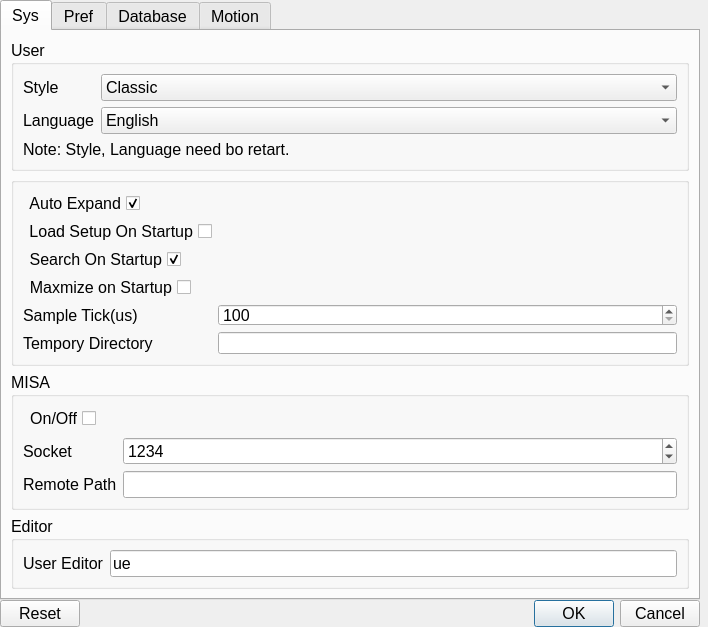
First picture: the form in source/wnd/ui/syspref.ui, repository ww4u/megarobostudio, before the edit.
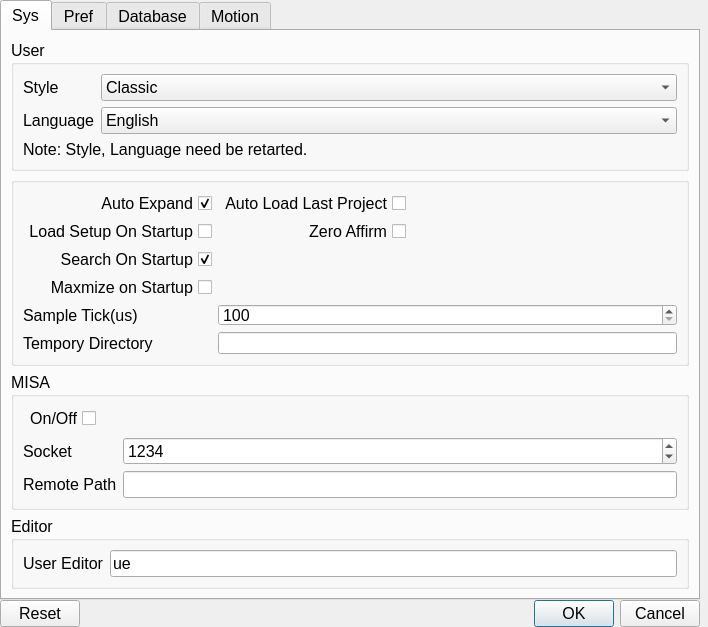
Second picture: the form after the edit. The open tabs and pages were chosen to show the change. Icons and pictures are not drawn.

The edit to the form file:
```diff
--- a/source/wnd/ui/syspref.ui
+++ b/source/wnd/ui/syspref.ui
@@ -123,7 +123,7 @@
           <item row="2" column="0" colspan="2">
            <widget class="QLabel" name="label_21">
             <property name="text">
-             <string>Note: Style, Language need bo retart.</string>
+             <string>Note: Style, Language need be retarted.</string>
             </property>
            </widget>
           </item>
@@ -135,7 +135,17 @@
          <property name="title">
           <string/>
          </property>
-         <layout class="QFormLayout" name="formLayout_3">
+         <layout class="QGridLayout" name="gridLayout_4">
+          <item row="0" column="1">
+           <widget class="QCheckBox" name="chkLoadLast">
+            <property name="layoutDirection">
+             <enum>Qt::RightToLeft</enum>
+            </property>
+            <property name="text">
+             <string>Auto Load Last Project</string>
+            </property>
+           </widget>
+          </item>
           <item row="0" column="0">
            <widget class="QCheckBox" name="chkAutoExpand">
             <property name="layoutDirection">
@@ -149,13 +159,16 @@
             </property>
            </widget>
           </item>
-          <item row="1" column="0">
-           <widget class="QCheckBox" name="chkAutoLoadSet">
+          <item row="2" column="0">
+           <widget class="QCheckBox" name="chkSearch">
             <property name="layoutDirection">
              <enum>Qt::RightToLeft</enum>
             </property>
             <property name="text">
-             <string>Load Setup On Startup</string>
+             <string>Search On Startup</string>
+            </property>
+            <property name="checked">
+             <bool>true</bool>
             </property>
            </widget>
           </item>
@@ -170,13 +183,43 @@
            </widget>
           </item>
           <item row="5" column="0">
+           <widget class="QLabel" name="label_17">
+            <property name="text">
+             <string>Tempory Directory</string>
+            </property>
+           </widget>
+          </item>
+          <item row="1" column="0">
+           <widget class="QCheckBox" name="chkAutoLoadSet">
+            <property name="layoutDirection">
+             <enum>Qt::RightToLeft</enum>
+            </property>
+            <property name="text">
+             <string>Load Setup On Startup</string>
+            </property>
+           </widget>
+          </item>
+          <item row="4" column="0">
            <widget class="QLabel" name="label_23">
             <property name="text">
              <string>Sample Tick(us)</string>
             </property>
            </widget>
           </item>
-          <item row="5" column="1">
+          <item row="0" column="2">
+           <spacer name="horizontalSpacer_5">
+            <property name="orientation">
+             <enum>Qt::Horizontal</enum>
+            </property>
+            <property name="sizeHint" stdset="0">
+             <size>
+              <width>40</width>
+              <height>20</height>
+             </size>
+            </property>
+           </spacer>
+          </item>
+          <item row="4" column="1" colspan="2">
            <widget class="QSpinBox" name="spinSampleTick">
             <property name="minimum">
              <number>100</number>
@@ -186,30 +229,20 @@
             </property>
            </widget>
           </item>
-          <item row="6" column="0">
-           <widget class="QLabel" name="label_17">
-            <property name="text">
-             <string>Tempory Directory</string>
-            </property>
-           </widget>
-          </item>
-          <item row="6" column="1">
+          <item row="5" column="1" colspan="2">
            <widget class="QLineEdit" name="tempPath">
             <property name="readOnly">
              <bool>true</bool>
             </property>
            </widget>
           </item>
-          <item row="2" column="0">
-           <widget class="QCheckBox" name="chkSearch">
+          <item row="1" column="1">
+           <widget class="QCheckBox" name="chkAutoZeroAffirm">
             <property name="layoutDirection">
              <enum>Qt::RightToLeft</enum>
             </property>
             <property name="text">
-             <string>Search On Startup</string>
-            </property>
-            <property name="checked">
-             <bool>true</bool>
+             <string>Zero Affirm</string>
             </property>
            </widget>
           </item>
```
Left out of the diff: 2 changed lines with no effect on the pictures.
